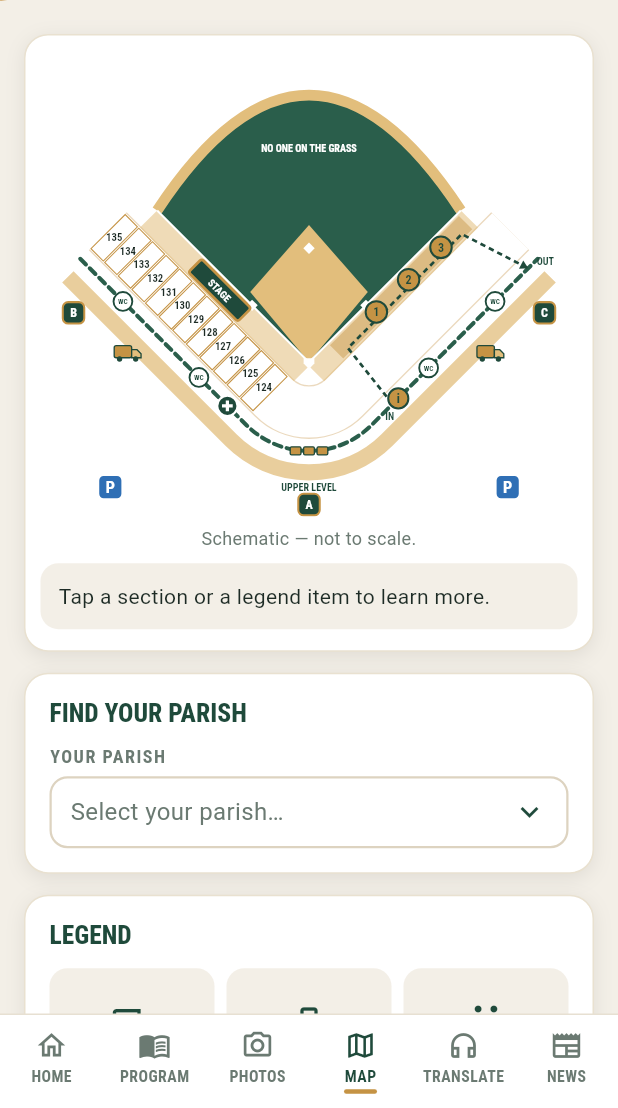
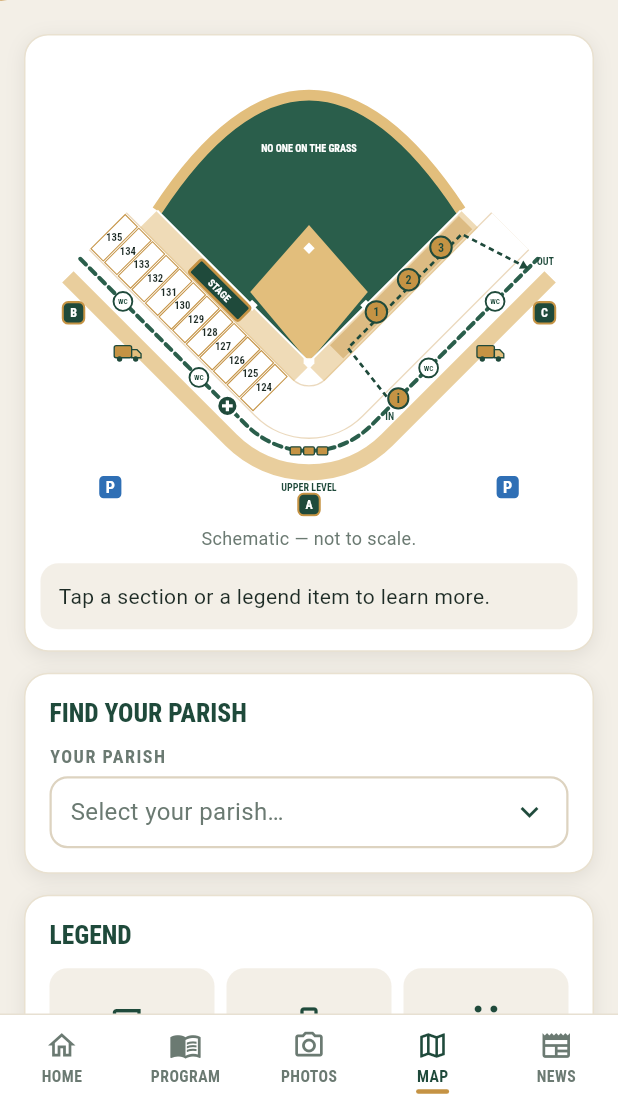
Before and after one commit to tomasmainarcuda-svg/rite-of-election-app, a Flutter app: the screen it shows after launch, swiped to page 4, on a phone screen of 412 x 824 dp, the part 128-1236 px from its top. Run offline on Flutter 3.47's test engine with Material 3 defaults, Android fonts, the phone set to English and light mode, and no system bars; our stand-ins replace flutter_svg, google_fonts, shared_preferences; network calls fail; Roboto replaces fonts that are missing (Gelasio).

Commit message:
Add files via upload

```diff
--- a/lib/main.dart
+++ b/lib/main.dart
@@ -18,7 +18,6 @@ import 'screens/map.dart';
 import 'screens/news.dart';
 import 'screens/photos.dart';
 import 'screens/program.dart';
-import 'screens/translate.dart';
 import 'services/live.dart';
 import 'state.dart';
 import 'theme.dart';
@@ -66,7 +65,7 @@ const _tabs = [
   ['program', 'tabProgram', 'titleProgram'],
   ['photos', 'tabPhotos', 'titlePhotos'],
   ['map', 'tabMap', 'titleMap'],
-  ['translate', 'tabTranslate', 'titleTranslate'],
+  // Translation (radio) removed from the app and archived in DPC/Radio archivada (Tomás, Nov 5).
   ['news', 'navNews', 'titleNews'], // "News" replaced the old "More" tab (Tomás, Oct 16)
 ];
 
@@ -138,7 +137,6 @@ class _ShellState extends State<Shell> with WidgetsBindingObserver {
       'program' => const ProgramScreen(),
       'photos' => const PhotosScreen(),
       'map' => const MapScreen(),
-      'translate' => const TranslateScreen(),
       'news' => NewsScreen(onGo: go),
       _ => ComingSoon(i.t(_tabs.firstWhere((t) => t[0] == route)[2])),
     };
```
